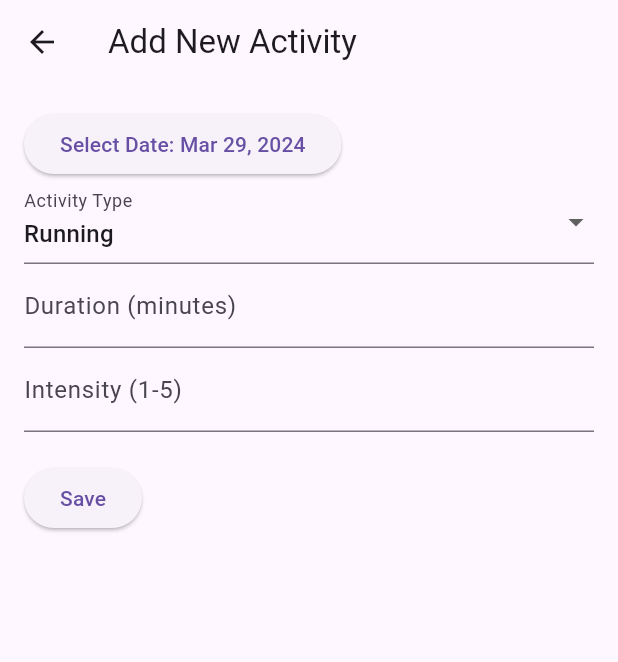
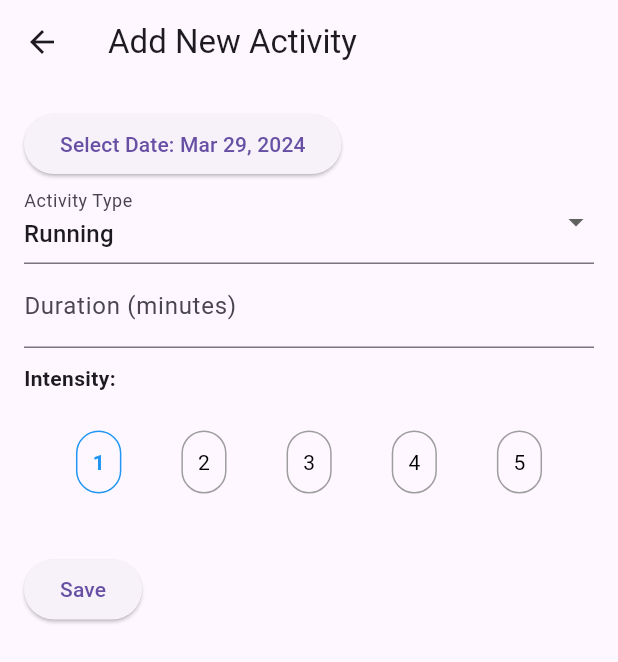
Before and after one commit to YunusS03/sport_tracker, a Flutter app: the AddActivityScreen screen opened directly, on a phone screen of 412 x 824 dp. Shown: the top 662 px of the screen. Run offline on Flutter 3.47's test engine with Material 3 defaults, Android fonts, the phone set to English and light mode, and no system bars; our stand-ins replace sqflite; accounts and stored records are empty.

Commit message:
radio selection intensity

```diff
--- a/lib/screens/AddActivityScreen.dart
+++ b/lib/screens/AddActivityScreen.dart
@@ -11,7 +11,8 @@ class AddActivityScreen extends StatefulWidget {
 
 class _AddActivityScreenState extends State<AddActivityScreen> {
   final TextEditingController _durationController = TextEditingController();
-  final TextEditingController _intensityController = TextEditingController();
+  int _selectedIntensity = 1; // Default intensity
+
   DateTime _selectedDate = DateTime.now();
   String _selectedActivityType = 'Running'; // Default activity type
 
@@ -65,23 +66,51 @@ class _AddActivityScreenState extends State<AddActivityScreen> {
               decoration: InputDecoration(labelText: 'Duration (minutes)'),
               keyboardType: TextInputType.number,
             ),
-            TextFormField(
-              controller: _intensityController,
-              decoration: InputDecoration(labelText: 'Intensity (1-5)'),
-              keyboardType: TextInputType.number,
+            SizedBox(height: 10),
+            Text(
+              'Intensity:',
+              style: TextStyle(fontWeight: FontWeight.bold),
+            ),
+            SizedBox(height: 5),
+            Row(
+              mainAxisAlignment: MainAxisAlignment.center,
+              children: List.generate(
+                5,
+                    (index) => GestureDetector(
+                  onTap: () {
+                    setState(() {
+                      _selectedIntensity = index + 1;
+                    });
+                  },
+                  child: Container(
+                    margin: EdgeInsets.symmetric(horizontal: 20, vertical: 20),
+                    padding: const EdgeInsets.fromLTRB(10,10,10,10),
+                    decoration: BoxDecoration(
+                      border: Border.all(color: _selectedIntensity == index + 1 ? Colors.blue : Colors.grey),
+                      borderRadius: BorderRadius.circular(20),
+                    ),
+                    child: Text(
+                      '${index + 1}',
+                      style: TextStyle(
+                        color: _selectedIntensity == index + 1 ? Colors.blue : Colors.black,
+                        fontWeight: _selectedIntensity == index + 1 ? FontWeight.bold : FontWeight.normal,
+                      ),
+                    ),
+                  ),
+                ),
+              ),
             ),
             SizedBox(height: 20),
             ElevatedButton(
               onPressed: () {
                 final activityProvider = Provider.of<ActivityProvider>(context, listen: false);
                 final int duration = int.tryParse(_durationController.text) ?? 0;
-                final int intensity = int.tryParse(_intensityController.text) ?? 0;
 
                 activityProvider.addActivity(Activity(
                   date: _selectedDate,
                   type: _selectedActivityType,
                   duration: Duration(minutes: duration),
-                  intensity: intensity,
+                  intensity: _selectedIntensity,
                 ));
 
                 Navigator.pop(context); // Go back to HomeScreen
```
